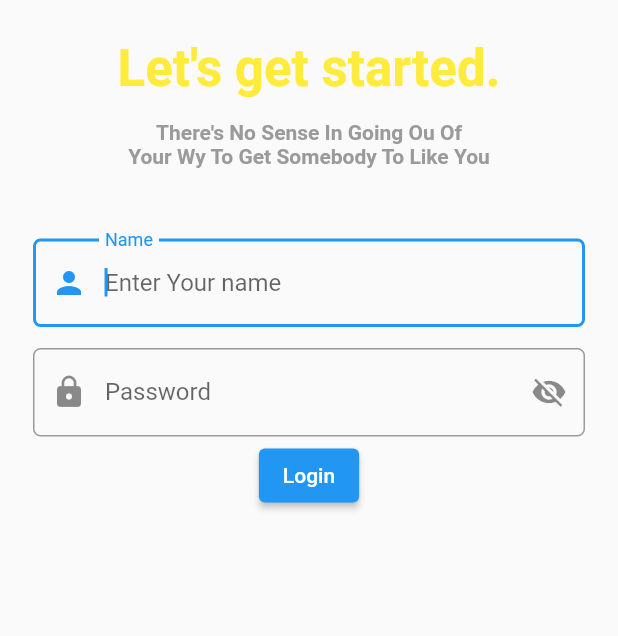
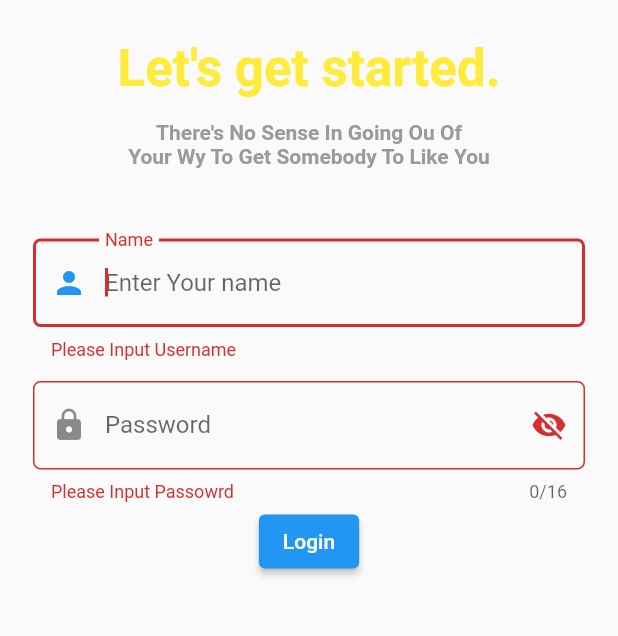
Before and after one commit to NoobCoderAk/Exe_1_PAML_018, a Flutter app: the LoginPage screen opened directly, after a tap on "Login", on a phone screen of 412 x 824 dp, the part 330-966 px from its top. Run offline on Flutter 3.47's test engine with Material 2 defaults, Android fonts, the phone set to English and light mode, and no system bars; our stand-ins replace validators.

Commit message:
memperbaiki validasi form login

```diff
--- a/lib/login_page.dart
+++ b/lib/login_page.dart
@@ -2,6 +2,8 @@ import 'package:flutter/material.dart';
 import 'package:flutter/src/widgets/container.dart';
 import 'package:flutter/src/widgets/framework.dart';
 import 'package:pokemon_app/main.dart';
+import 'package:validators/validators.dart';
+import 'package:pokemon_app/register_page.dart';
 
 class LoginPage extends StatefulWidget {
   const LoginPage( {Key? key,}): super (key: key);
@@ -12,13 +14,25 @@ class LoginPage extends StatefulWidget {
 
 class _LoginPageState extends State<LoginPage> {
   final formKey = GlobalKey<FormState>();
+
   late String username, password;
+
+  final cUser = TextEditingController();
+  final cPass = TextEditingController();
+
   bool visibilityPass = false;
+
+
+
+  final _formKey = GlobalKey<FormState>();
+
   @override
   Widget build(BuildContext context) {
     return Scaffold(
       body: SizedBox(
         width: double.infinity, height: double.infinity,
+        child: Form(
+          key: _formKey,
           child: SingleChildScrollView(
             child: Column(
               children: <Widget> [
@@ -67,6 +81,7 @@ class _LoginPageState extends State<LoginPage> {
                   child: Column(
                     children: [
                       TextFormField(
+                        controller: cUser,
                         autofocus: true,
                         decoration: InputDecoration(
                           hintText: "Enter Your name",
@@ -76,14 +91,11 @@ class _LoginPageState extends State<LoginPage> {
                             borderRadius: BorderRadius.circular(5.0)
                           )
                         ),
-                      validator: (_username) {
-                        if (_username == null || _username.isEmpty){
-                         return 'Please enter your name';
+                        validator: (value) {
+                          if (value == null || value.isEmpty) {
+                            return 'Please Input Username';
                           }
                           return null;
-                      },
-                      onSaved: (_username){
-                        username = _username!;
                         },
                       ),
                     ],
@@ -97,6 +109,8 @@ class _LoginPageState extends State<LoginPage> {
                   child: Column(
                     children: [
                       TextFormField(
+
+                        controller: cPass,
                         obscureText: !visibilityPass,
                         decoration: InputDecoration(
                           hintText: "Enter Your Password",
@@ -114,15 +128,13 @@ class _LoginPageState extends State<LoginPage> {
                             icon: visibilityPass ? Icon(Icons.visibility) : Icon(Icons.visibility_off)
                           )
                         ),
-                      validator: (_password) {
-                        if (_password == null || _password.isEmpty){
-                         return 'Please enter your password';
+                        validator: (value) {
+                          if (value == null || value.isEmpty) {
+                            return 'Please Input Passowrd';
                           }
                           return null;
                         },
-                      onSaved: (_password){
-                        password = _password!;
-                      },
+                        maxLength: 16,
                       )
                     ],
                   ),
@@ -134,15 +146,29 @@ class _LoginPageState extends State<LoginPage> {
                       children: [
                         ElevatedButton(
                           onPressed: (){
-                          // if (formKey.currentState!.validate()){
-                          //   formKey.currentState!.save();
-                          //   Navigator.push(
-                          //     context,
-                          //     MaterialPageRoute(
-                          //       builder: (context) => StartPage(),
-                          //     )
-                          //   );
-                          // }
+
+                            username = cUser.text;
+                            password = cPass.text;
+
+                            if (_formKey.currentState!.validate()) {
+
+                              if(cUser != 'admin'){
+                                print("username salah");
+                              }else if(cPass.text.length < 6){
+                                print("password harus minimal atau lebih dari 6 ");
+                              }else{
+                                //aksi pindah
+                                Navigator.push(
+                                  context,
+                                  MaterialPageRoute(
+                                    builder: (context) => RegisterPage(
+                                      nama: username,
+                                      password:password, // variable yang di pass ke page home
+                                    )
+                                  )
+                                );
+                              }
+                            }
                           }, child: const Text('Login')
                         ),
                       ]
@@ -152,6 +178,18 @@ class _LoginPageState extends State<LoginPage> {
           ),
         )
         ),
+      ),
     );
   }
+
+  // void validateLogin(BuildContext context){
+  //   if(cUser.text==username && cPass.text==password){
+  //     Navigator.push(
+  //       context,
+  //       MaterialPageRoute(builder: (context)=>const RegisterPage(),)
+  //     );
+  //   }else if (cUser.text.isEmpty && cPass.text==password){
+
+  //   }
+  // }
 }
--- a/lib/register_page.dart
+++ b/lib/register_page.dart
@@ -2,7 +2,7 @@ import 'package:flutter/src/widgets/container.dart';
 import 'package:flutter/src/widgets/framework.dart';
 
 class RegisterPage extends StatefulWidget {
-  const RegisterPage({super.key});
+  const RegisterPage({super.key, required String nama, required String password});
 
   @override
   State<RegisterPage> createState() => _RegisterPageState();
--- a/pubspec.yaml
+++ b/pubspec.yaml
@@ -36,6 +36,7 @@ dependencies:
   # The following adds the Cupertino Icons font to your application.
   # Use with the CupertinoIcons class for iOS style icons.
   cupertino_icons: ^1.0.2
+  validators: ^3.0.0
 
 dev_dependencies:
   flutter_test:
```
Also changed, not shown: pubspec.lock. Lines whose indentation alone changed are shown as unchanged.
